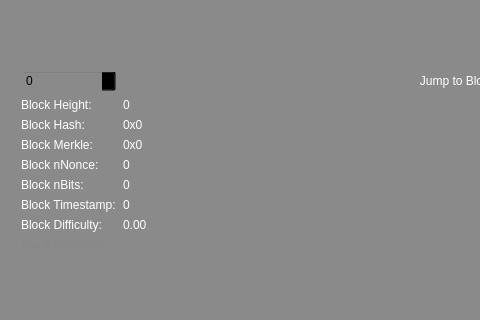
Old version of the form src/qt/forms/blockbrowser.ui in the repository Sterlingcoin/Sterlingcoin-1.7-Release; both pictures show x 0 to 480 and y 0 to 320 of the 794 by 531 pixel window.
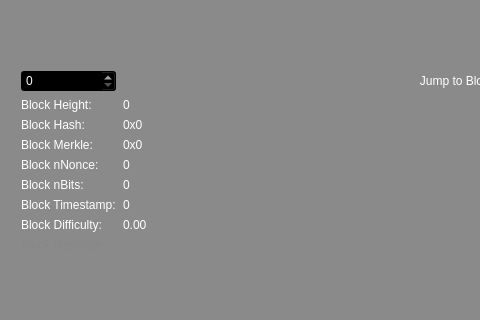
New version of the form. Icons and pictures are not drawn.

Commit message: Darker UI inputs to better conform across Qt versions

Diff of the .ui file:
```diff
--- a/src/qt/forms/blockbrowser.ui
+++ b/src/qt/forms/blockbrowser.ui
@@ -1944,8 +1944,7 @@
           </sizepolicy>
          </property>
          <property name="styleSheet">
-          <string notr="true">background-color: rgb(255, 255, 255	);
-color:rgb(0, 0, 0);</string>
+          <string notr="true">background-color: rgb(0,0,0); color: rgb(255,255,255);</string>
          </property>
          <property name="maximum">
           <number>99999999</number>
```
The commit also changes 3 other files.
